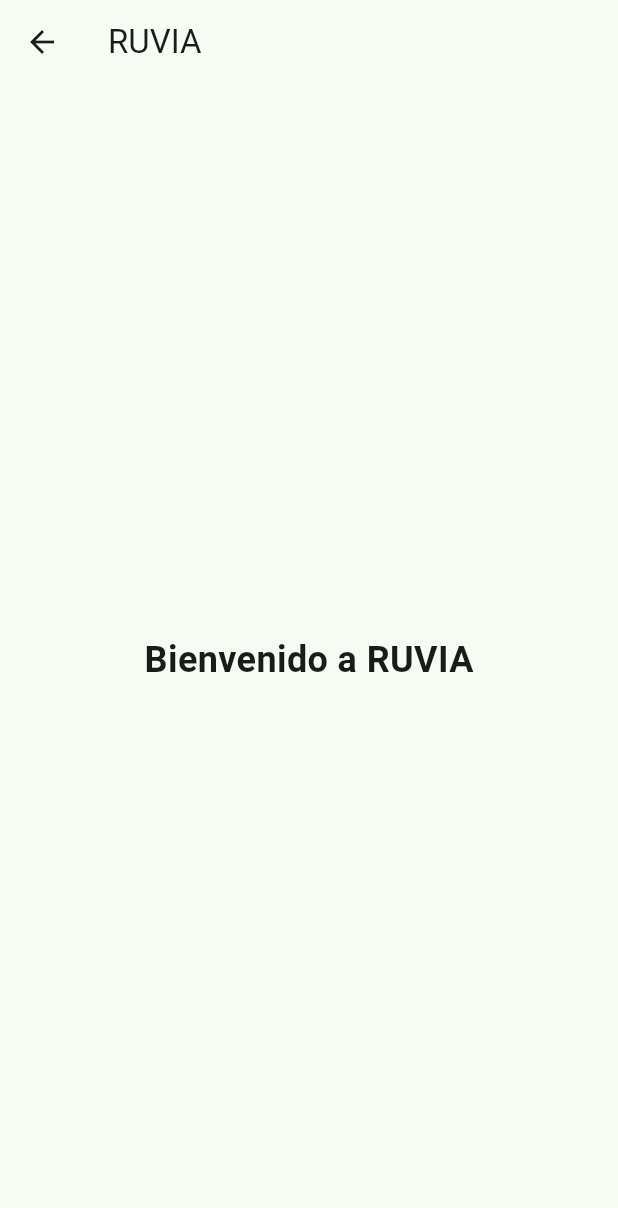
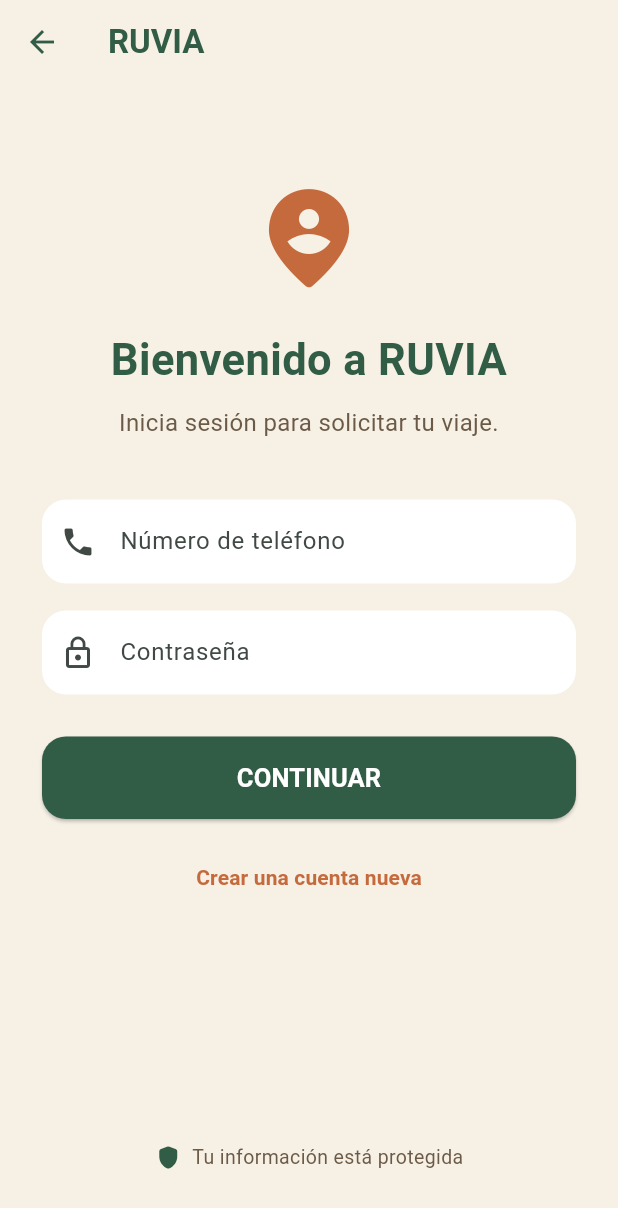
Before and after one commit to R7np6p8rbt-bit/Ruvia, a Flutter app: the PassengerAccessScreen screen opened directly, on a phone screen of 412 x 824 dp. Shown: the top 1208 px of the screen. Run offline on Flutter 3.47's test engine with Material 3 defaults, Android fonts, the phone set to English and light mode, and no system bars; Roboto replaces fonts that are missing (Arial).

Commit message:
RUVIA V0.4 - acceso de pasajero

```diff
--- a/ruvia_app/lib/main.dart
+++ b/ruvia_app/lib/main.dart
@@ -350,16 +350,154 @@ class PassengerAccessScreen extends StatelessWidget {
   @override
   Widget build(BuildContext context) {
     return Scaffold(
+      backgroundColor: const Color(0xFFF6F0E5),
       appBar: AppBar(
-        title: const Text('RUVIA'),
-      ),
-      body: const Center(
-        child: Text(
-          'Bienvenido a RUVIA',
+        backgroundColor: const Color(0xFFF6F0E5),
+        elevation: 0,
+        leading: IconButton(
+          icon: const Icon(
+            Icons.arrow_back,
+            color: Color(0xFF315C45),
+          ),
+          onPressed: () {
+            Navigator.pop(context);
+          },
+        ),
+        title: const Text(
+          'RUVIA',
           style: TextStyle(
-            fontSize: 24,
+            color: Color(0xFF315C45),
             fontWeight: FontWeight.bold,
           ),
+        ),
+      ),
+      body: Padding(
+        padding: const EdgeInsets.all(28),
+        child: Column(
+          crossAxisAlignment: CrossAxisAlignment.stretch,
+          children: [
+            const SizedBox(height: 35),
+
+            const Icon(
+              Icons.person_pin_circle_rounded,
+              size: 80,
+              color: Color(0xFFC56A3D),
+            ),
+
+            const SizedBox(height: 20),
+
+            const Text(
+              'Bienvenido a RUVIA',
+              textAlign: TextAlign.center,
+              style: TextStyle(
+                fontSize: 29,
+                fontWeight: FontWeight.bold,
+                color: Color(0xFF315C45),
+              ),
+            ),
+
+            const SizedBox(height: 10),
+
+            const Text(
+              'Inicia sesión para solicitar tu viaje.',
+              textAlign: TextAlign.center,
+              style: TextStyle(
+                fontSize: 16,
+                color: Color(0xFF6B5A47),
+              ),
+            ),
+
+            const SizedBox(height: 40),
+
+            TextField(
+              keyboardType: TextInputType.phone,
+              decoration: InputDecoration(
+                labelText: 'Número de teléfono',
+                prefixIcon: const Icon(Icons.phone),
+                filled: true,
+                fillColor: Colors.white,
+                border: OutlineInputBorder(
+                  borderRadius: BorderRadius.circular(16),
+                  borderSide: BorderSide.none,
+                ),
+              ),
+            ),
+
+            const SizedBox(height: 18),
+
+            TextField(
+              obscureText: true,
+              decoration: InputDecoration(
+                labelText: 'Contraseña',
+                prefixIcon: const Icon(Icons.lock_outline),
+                filled: true,
+                fillColor: Colors.white,
+                border: OutlineInputBorder(
+                  borderRadius: BorderRadius.circular(16),
+                  borderSide: BorderSide.none,
+                ),
+              ),
+            ),
+
+            const SizedBox(height: 28),
+
+            SizedBox(
+              height: 55,
+              child: ElevatedButton(
+                onPressed: () {},
+                style: ElevatedButton.styleFrom(
+                  backgroundColor: const Color(0xFF315C45),
+                  foregroundColor: Colors.white,
+                  shape: RoundedRectangleBorder(
+                    borderRadius: BorderRadius.circular(16),
+                  ),
+                ),
+                child: const Text(
+                  'CONTINUAR',
+                  style: TextStyle(
+                    fontSize: 17,
+                    fontWeight: FontWeight.bold,
+                  ),
+                ),
+              ),
+            ),
+
+            const SizedBox(height: 15),
+
+            TextButton(
+              onPressed: () {},
+              child: const Text(
+                'Crear una cuenta nueva',
+                style: TextStyle(
+                  color: Color(0xFFC56A3D),
+                  fontWeight: FontWeight.bold,
+                ),
+              ),
+            ),
+
+            const Spacer(),
+
+            const Row(
+              mainAxisAlignment: MainAxisAlignment.center,
+              children: [
+                Icon(
+                  Icons.shield_rounded,
+                  size: 18,
+                  color: Color(0xFF315C45),
+                ),
+                SizedBox(width: 7),
+                Text(
+                  'Tu información está protegida',
+                  style: TextStyle(
+                    fontSize: 13,
+                    color: Color(0xFF6B5A47),
+                  ),
+                ),
+              ],
+            ),
+
+            const SizedBox(height: 15),
+          ],
         ),
       ),
     );
```
